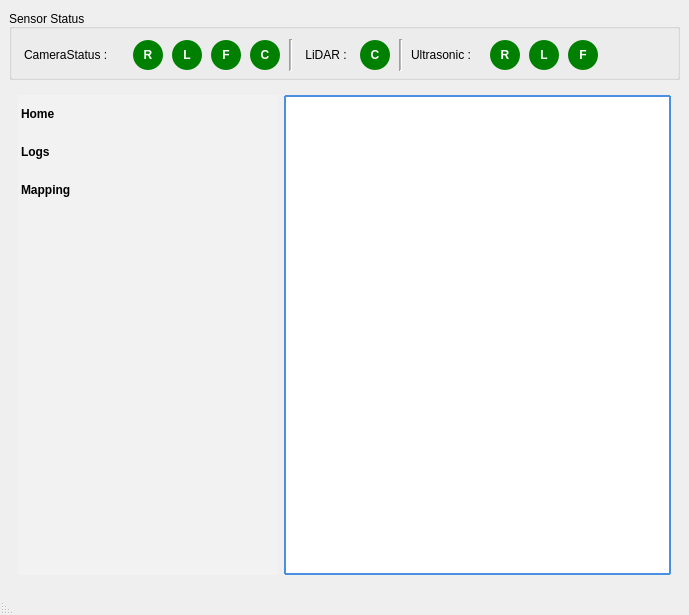
First picture: the form in src/test_tool/src/mainwindow.ui, repository Madhanprince/iris_test_tool, before the edit.
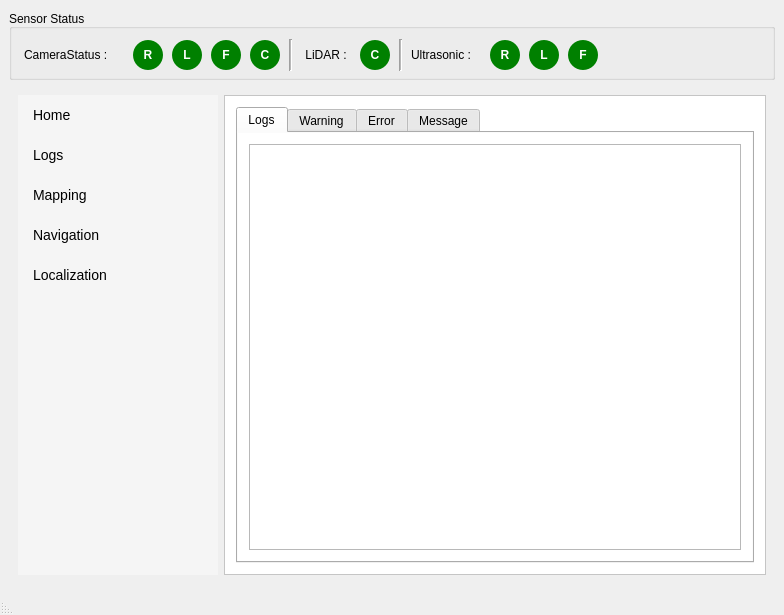
Second picture: the form after the edit. The open tabs and pages were chosen to show the change.

Diff of the .ui file:
```diff
--- a/src/test_tool/src/mainwindow.ui
+++ b/src/test_tool/src/mainwindow.ui
@@ -6,7 +6,7 @@
    <rect>
     <x>0</x>
     <y>0</y>
-    <width>689</width>
+    <width>784</width>
     <height>615</height>
    </rect>
   </property>
@@ -430,40 +430,31 @@
         <widget class="QListWidget" name="listWidget">
          <property name="maximumSize">
           <size>
-           <width>260</width>
+           <width>200</width>
            <height>16777215</height>
           </size>
          </property>
-         <property name="baseSize">
-          <size>
-           <width>3</width>
-           <height>3</height>
-          </size>
-         </property>
-         <property name="font">
-          <font>
-           <weight>75</weight>
-           <bold>true</bold>
-          </font>
-         </property>
          <property name="styleSheet">
           <string notr="true">QListWidget {
-    background-color: #f2f2f2;
+    background-color: #f5f5f5;
     border: none;
+    font-size: 14px;
 }
 
-/* Normal items */
 QListWidget::item {
-    padding: 12px;
+    padding: 10px;
+    margin: 2px;
+    border-radius: 5px;
 }
 
-</string>
-         </property>
-         <property name="frameShape">
-          <enum>QFrame::StyledPanel</enum>
-         </property>
-         <property name="frameShadow">
-          <enum>QFrame::Sunken</enum>
+QListWidget::item:hover {
+    background-color: #e0e0e0;
+}
+
+QListWidget::item:selected {
+    background-color: #0078d7;
+    color: white;
+}</string>
          </property>
          <item>
           <property name="text">
@@ -480,6 +471,16 @@
            <string>Mapping</string>
           </property>
          </item>
+         <item>
+          <property name="text">
+           <string>Navigation</string>
+          </property>
+         </item>
+         <item>
+          <property name="text">
+           <string>Localization</string>
+          </property>
+         </item>
         </widget>
        </item>
        <item>
@@ -496,7 +497,7 @@
          <property name="styleSheet">
           <string notr="true">QStackedWidget {
     background-color: white;
-    border: 2px solid #4a90e2;
+    border: 2px 
     border-radius: 1px;
     padding: 2px;
 }</string>
@@ -560,7 +561,70 @@
           </layout>
          </widget>
          <widget class="QWidget" name="Logs">
-          <layout class="QHBoxLayout" name="horizontalLayout_3"/>
+          <layout class="QHBoxLayout" name="horizontalLayout_3">
+           <item>
+            <widget class="QTabWidget" name="tabWidget">
+             <property name="styleSheet">
+              <string notr="true"/>
+             </property>
+             <property name="tabShape">
+              <enum>QTabWidget::Rounded</enum>
+             </property>
+             <property name="currentIndex">
+              <number>0</number>
+             </property>
+             <widget class="QWidget" name="Logs_2">
+              <attribute name="title">
+               <string>Logs</string>
+              </attribute>
+              <layout class="QVBoxLayout" name="verticalLayout_3">
+               <item>
+                <widget class="QPlainTextEdit" name="plainTextEdit"/>
+               </item>
+              </layout>
+             </widget>
+             <widget class="QWidget" name="Warning_2">
+              <attribute name="title">
+               <string>Warning</string>
+              </attribute>
+              <layout class="QVBoxLayout" name="verticalLayout_4">
+               <item>
+                <widget class="QPlainTextEdit" name="plainTextEdit_2"/>
+               </item>
+              </layout>
+             </widget>
+             <widget class="QWidget" name="Error">
+              <attribute name="title">
+               <string>Error</string>
+              </attribute>
+              <layout class="QVBoxLayout" name="verticalLayout_5">
+               <item>
+                <widget class="QPlainTextEdit" name="plainTextEdit_3"/>
+               </item>
+              </layout>
+             </widget>
+             <widget class="QWidget" name="Message">
+              <attribute name="title">
+               <string>Message</string>
+              </attribute>
+             </widget>
+            </widget>
+           </item>
+          </layout>
+         </widget>
+         <widget class="QWidget" name="Mapping">
+          <layout class="QVBoxLayout" name="verticalLayout_6">
+           <item>
+            <widget class="QFrame" name="frame">
+             <property name="frameShape">
+              <enum>QFrame::StyledPanel</enum>
+             </property>
+             <property name="frameShadow">
+              <enum>QFrame::Raised</enum>
+             </property>
+            </widget>
+           </item>
+          </layout>
          </widget>
         </widget>
        </item>
```
Left out of the diff: 6 changed lines with no effect on the pictures.
